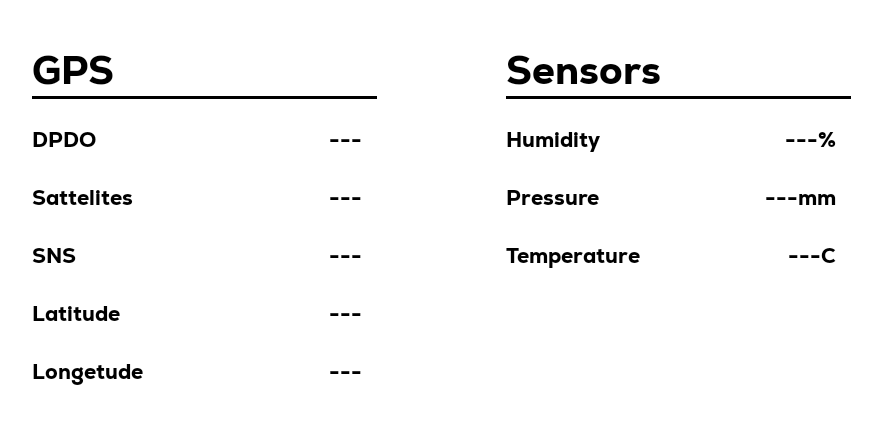
After one commit to micle333/Wheel_Robot_App, an Android app: the TelemetryActivity screen opened directly, with no data from a screen before it, on a phone screen of 824 x 412 dp (held sideways). The commit adds this screen. Shown: the top 424 px of the screen, without its empty margins (28-910 px from the left). Run offline under Robolectric (Android 15) with nearby library versions, the phone set to English and light mode, and no system bars; Roboto replaces fonts that are not available here.

Commit message:
worked_telemetr

```diff
--- a/Kortium/app/src/main/AndroidManifest.xml
+++ b/Kortium/app/src/main/AndroidManifest.xml
@@ -26,6 +26,8 @@
         </activity>
         <activity android:name=".MessagesActivity"
             android:screenOrientation="landscape"/>
+        <activity android:name=".TelemetryActivity"
+            android:screenOrientation="landscape"/>
         <meta-data
             android:name="preloaded_fonts"
             android:resource="@array/preloaded_fonts" />
--- a/Kortium/app/src/main/java/com/example/kortium/ConnectRunnable.java
+++ b/Kortium/app/src/main/java/com/example/kortium/ConnectRunnable.java
@@ -185,8 +185,35 @@ class ConnectRunnable implements Runnable { // Runnable для подключе
                 if (DataArray.length > 0) {
 
                     if (unpackedData.get(0).toString() == "ATMS"){
+                        Intent intent = new Intent("TELEMETRY_UPDATE");
                         Object Speed = DataArray[DataArray.length - 1];
                         activity.ChangeSpeed(Speed.toString());
+                        String satellitesValue = DataArray[DataArray.length - 3].toString();
+                        String snsModeValue = DataArray[DataArray.length - 2].toString();
+                        intent.putExtra("SATELLITES", satellitesValue);
+                        intent.putExtra("SNS_MODE", snsModeValue);
+                        activity.sendBroadcast(intent);
+                    }
+                    if (unpackedData.get(0).toString() == "ATMI"){
+                        Intent intent = new Intent("TELEMETRY_UPDATE");
+                        String humidityValue = DataArray[DataArray.length - 1].toString();
+                        String temperatureValue = DataArray[DataArray.length - 2].toString();
+                        String pressureValue = DataArray[DataArray.length - 3].toString();
+                        intent.putExtra("HUMIDITY", humidityValue);
+                        intent.putExtra("PRESSURE", pressureValue);
+                        intent.putExtra("TEMPERATURE", temperatureValue);
+                        activity.sendBroadcast(intent);
+                    }
+
+                    if (unpackedData.get(0).toString() == "FTM"){
+                        Intent intent = new Intent("TELEMETRY_UPDATE");
+                        String Altitude = DataArray[DataArray.length - 2].toString();
+                        String Longitude = DataArray[DataArray.length - 1].toString();
+                        String pdopValue = DataArray[DataArray.length - 3].toString();
+                        intent.putExtra("PDOP", pdopValue);
+                        intent.putExtra("ALTI", Altitude);
+                        intent.putExtra("LONGE", Longitude);
+                        activity.sendBroadcast(intent);
                     }
 
                     if (unpackedData.get(0).toString() == "ATMC"){
@@ -247,7 +274,7 @@ class ConnectRunnable implements Runnable { // Runnable для подключе
             }
         }
     }
-    private void closeConnection() {
+    public void closeConnection() {
         Logger logger = Logger.getLogger("SocketLogger");
         if (socket != null && !socket.isClosed()) {
             try {
@@ -264,8 +291,6 @@ class ConnectRunnable implements Runnable { // Runnable для подключе
                 e.printStackTrace();
             }
         }
-
-
     }
 
 
--- a/Kortium/app/src/main/java/com/example/kortium/MainActivity.java
+++ b/Kortium/app/src/main/java/com/example/kortium/MainActivity.java
@@ -88,6 +88,7 @@ public class MainActivity extends AppCompatActivity {
     // Переменная, чтобы отслеживать состояние кнопки
     final boolean[] leftIsToggled = {false};
     final boolean[] rightIsToggled = {false};
+    ViewGroup rootView;
 
 
     // Начальное изображение
@@ -141,6 +142,8 @@ public class MainActivity extends AppCompatActivity {
 
         mainFrame = findViewById(R.id.MainLayout);
         joystick= findViewById(R.id.joystick);
+        rootView = (ViewGroup) findViewById(R.id.MainLayout);
+
 
 //      Поворотники
         ImageButton leftTurnButton = findViewById(R.id.left_turn);
@@ -183,9 +186,7 @@ public class MainActivity extends AppCompatActivity {
                         DeactivateConnectingWindow();
                     } else {
                         try {
-
                             int port = Integer.parseInt(portText);
-
                             // Создайте экземпляр ConnectRunnable
                             connectRunnable.setIpAddressAndPort(ipAddress, port);
                             Thread thread = new Thread(connectRunnable);
@@ -377,7 +378,13 @@ public class MainActivity extends AppCompatActivity {
                     startActivity(intent);
                 } else if (id == R.id.action_disconnect) {
                     // Обработка нажатия на Settings
-                    Toast.makeText(MainActivity.this, "Settings clicked", Toast.LENGTH_SHORT).show();
+                    connectRunnable.addTask(() -> {
+                        connectRunnable.closeConnection();
+                    });
+                    Toast.makeText(MainActivity.this, "close connecting", Toast.LENGTH_SHORT).show();
+                } else if (id == R.id.telemetry) {
+                    Intent intent = new Intent(MainActivity.this, TelemetryActivity.class);
+                    startActivity(intent);
                 }
                 // Закрываем меню после нажатия
                 drawerLayout.closeDrawer(GravityCompat.START);
@@ -410,7 +417,7 @@ public class MainActivity extends AppCompatActivity {
             public void run() {
                 dimView.setVisibility(View.VISIBLE);
                 overlayForm.setVisibility(View.VISIBLE);
-                final ViewGroup rootView = (ViewGroup) findViewById(R.id.MainLayout);
+//
                 if (rootView != null) {
                     rootView.getViewTreeObserver().addOnGlobalLayoutListener(new ViewTreeObserver.OnGlobalLayoutListener() {
                         @Override
@@ -444,10 +451,8 @@ public class MainActivity extends AppCompatActivity {
 //                connecting_error.setVisibility(View.GONE);
                 error_frame.setVisibility(View.GONE);
 //
-                final ViewGroup rootView = (ViewGroup) findViewById(R.id.MainLayout);
-                if (rootView != null) {
-                    Blurry.delete(rootView);
-                }
+//                final ViewGroup rootView = (ViewGroup) findViewById(R.id.MainLayout);
+                Blurry.delete(rootView);
 //                outputView.setVisibility(View.VISIBLE);
 //                outputView.setText("Connected to " + ipAddress + ":" + port);
 
@@ -499,8 +504,11 @@ public class MainActivity extends AppCompatActivity {
                     }
                 });
             } catch (IOException e) {
+                logger.info("Cant close connection");
                 e.printStackTrace();
             }
+        } else {
+            logger.info("Cant close connection");
         }
     }
     public void logPacket(List<Byte> packet) {
--- /dev/null
+++ b/Kortium/app/src/main/java/com/example/kortium/TelemetryActivity.java
@@ -0,0 +1,128 @@
+package com.example.kortium;
+
+import android.content.BroadcastReceiver;
+import android.content.Context;
+import android.content.Intent;
+import android.content.IntentFilter;
+import android.os.Bundle;
+import android.view.View;
+import android.view.Window;
+import android.view.WindowManager;
+import android.widget.TextView;
+
+import androidx.appcompat.app.AppCompatActivity;
+
+public class TelemetryActivity extends AppCompatActivity {
+
+    private TextView pdopTextView, satellitesTextView, snsModeTextView, humidityTextView, pressureTextView, temperatureTextView,  longetudeTextView, altitudeTextView;
+
+    public String pdop, satellites, snsMode, altitude, longetude, humidity, pressure, temperature;
+    @Override
+    protected void onCreate(Bundle savedInstanceState) {
+        super.onCreate(savedInstanceState);
+        setContentView(R.layout.activity_telemetry);
+
+        pdopTextView = findViewById(R.id.pdopTextView);
+        satellitesTextView = findViewById(R.id.satellitesTextView);
+        snsModeTextView = findViewById(R.id.snsModeTextView);
+        altitudeTextView = findViewById(R.id.altitudeTextView);
+        longetudeTextView = findViewById(R.id.longetudeTextView);
+        humidityTextView = findViewById(R.id.humidityTextView);
+        pressureTextView = findViewById(R.id.pressureTextView);
+        temperatureTextView = findViewById(R.id.temperatureTextView);
+
+        // Убираем статус-бар и делаем фоном черный цвет
+        Window window = getWindow();
+        WindowManager.LayoutParams attrs = window.getAttributes();
+        attrs.flags |= WindowManager.LayoutParams.FLAG_FULLSCREEN;
+        window.setAttributes(attrs);
+
+        // Убираем системные панель
+        window.getDecorView().setSystemUiVisibility(
+                View.SYSTEM_UI_FLAG_LAYOUT_STABLE
+                        | View.SYSTEM_UI_FLAG_LAYOUT_FULLSCREEN
+                        | View.SYSTEM_UI_FLAG_HIDE_NAVIGATION
+                        | View.SYSTEM_UI_FLAG_IMMERSIVE_STICKY
+        );
+    }
+
+    private BroadcastReceiver telemetryReceiver = new BroadcastReceiver() {
+        @Override
+        public void onReceive(Context context, Intent intent) {
+            String pdop = intent.getStringExtra("PDOP");
+            String satellites = intent.getStringExtra("SATELLITES");
+            String snsMode = intent.getStringExtra("SNS_MODE");
+            String altitude = intent.getStringExtra("ALTI");
+            String longitude = intent.getStringExtra("LONGE");
+            String humidity = intent.getStringExtra("HUMIDITY");
+            String pressure = intent.getStringExtra("PRESSURE");
+            String temperature = intent.getStringExtra("TEMPERATURE");
+
+            // Проверяем, что пришли новые данные, если нет - оставляем старое значение
+            if (pdop != null) {
+                updatePdop(pdop);
+            }
+            if (satellites != null) {
+                updateSatellites(satellites);
+            }
+            if (snsMode != null) {
+                updateSnsMode(snsMode);
+            }
+            if (altitude != null && longitude != null) {
+                updateCoordinates(altitude, longitude);
+            }
+            if (humidity != null) {
+                updateHumidity(humidity);
+            }
+            if (pressure != null) {
+                updatePressure(pressure);
+            }
+            if (temperature != null) {
+                updateTemperature(temperature);
+            }
+        }
+    };
+
+    @Override
+    protected void onResume() {
+        super.onResume();
+        IntentFilter filter = new IntentFilter("TELEMETRY_UPDATE");
+        registerReceiver(telemetryReceiver, filter);
+    }
+
+    @Override
+    protected void onPause() {
+        super.onPause();
+        unregisterReceiver(telemetryReceiver);
+    }
+
+    // Методы для обновления данных в UI
+    public void updatePdop(String pdop) {
+        pdopTextView.setText(pdop);
+    }
+
+    public void updateSatellites(String satellites) {
+        satellitesTextView.setText(satellites);
+    }
+
+    public void updateSnsMode(String snsMode) {
+        snsModeTextView.setText(snsMode);
+    }
+
+    public void updateCoordinates(String alti, String longe) {
+        altitudeTextView.setText(alti);
+        longetudeTextView.setText(longe);
+    }
+
+    public void updateHumidity(String humidity) {
+        humidityTextView.setText(humidity + "%");
+    }
+
+    public void updatePressure(String pressure) {
+        pressureTextView.setText(pressure + "mm");
+    }
+
+    public void updateTemperature(String temperature) {
+        temperatureTextView.setText(temperature + "C");
+    }
+}
--- a/Kortium/app/src/main/res/layout/activity_main.xml
+++ b/Kortium/app/src/main/res/layout/activity_main.xml
@@ -229,7 +229,7 @@
         android:id="@+id/dim_view"
         android:layout_width="match_parent"
         android:layout_height="match_parent"
-        android:background="#80000000"
+        android:background="#C3000000"
         android:visibility="gone" />
 
     <!-- Плавающая форма для ввода IP и порта -->
--- /dev/null
+++ b/Kortium/app/src/main/res/layout/activity_telemetry.xml
@@ -0,0 +1,260 @@
+<?xml version="1.0" encoding="utf-8"?>
+<LinearLayout
+    xmlns:android="http://schemas.android.com/apk/res/android"
+    android:layout_width="match_parent"
+    android:layout_height="wrap_content"
+    android:orientation="horizontal"
+    android:gravity="top">
+
+    <!-- Первый RelativeLayout -->
+    <RelativeLayout
+        android:layout_width="300dp"
+        android:layout_height="wrap_content"
+        android:layout_marginEnd="16dp"
+        android:padding="30dp"
+        > <!-- Дистанция между элементами -->
+
+        <TextView
+            android:id="@+id/GPS_titile"
+            android:paddingLeft="10dp"
+            android:layout_width="wrap_content"
+            android:layout_height="wrap_content"
+            android:fontFamily="@font/nexa_heavy"
+            android:text="GPS"
+            android:textColor="@color/black"
+            android:layout_alignParentStart="true"
+            android:textSize="26sp" />
+        <View
+            android:layout_width="match_parent"
+            android:layout_height="2dp"
+            android:layout_below="@id/GPS_titile"
+            android:layout_marginTop="0dp"
+            android:layout_marginLeft="10dp"
+            android:background="@color/black" />
+
+        <TextView
+            android:id="@+id/DPDO_title"
+            android:paddingTop="20dp"
+            android:paddingLeft="10dp"
+            android:paddingBottom="10dp"
+            android:layout_width="wrap_content"
+            android:layout_height="wrap_content"
+            android:fontFamily="@font/nexa_heavy"
+            android:text="DPDO"
+            android:textColor="@color/black"
+            android:layout_below="@+id/GPS_titile"
+            android:layout_alignParentStart="true"
+            android:textSize="14sp" />
+
+        <!-- Второе TextView, прижато к правой стороне -->
+        <TextView
+            android:id="@+id/pdopTextView"
+            android:paddingTop="20dp"
+            android:paddingLeft="10dp"
+            android:paddingBottom="10dp"
+            android:paddingEnd="10dp"
+            android:layout_width="wrap_content"
+            android:layout_height="wrap_content"
+            android:fontFamily="@font/nexa_heavy"
+            android:text="---"
+            android:layout_below="@+id/GPS_titile"
+            android:textColor="@color/black"
+            android:layout_alignParentEnd="true"
+            android:textSize="14sp" />
+
+        <TextView
+            android:id="@+id/Sattelites_title"
+            android:padding="10dp"
+            android:layout_width="wrap_content"
+            android:layout_height="wrap_content"
+            android:fontFamily="@font/nexa_heavy"
+            android:layout_below="@+id/pdopTextView"
+            android:text="Sattelites"
+            android:textColor="@color/black"
+            android:layout_alignParentStart="true"
+            android:textSize="14sp" />
+        <TextView
+            android:id="@+id/satellitesTextView"
+            android:padding="10dp"
+            android:layout_width="wrap_content"
+            android:layout_height="wrap_content"
+            android:fontFamily="@font/nexa_heavy"
+            android:text="---"
+            android:layout_below="@+id/pdopTextView"
+            android:textColor="@color/black"
+            android:layout_alignParentEnd="true"
+            android:textSize="14sp" />
+
+        <TextView
+            android:id="@+id/SNS_title"
+            android:padding="10dp"
+            android:layout_width="wrap_content"
+            android:layout_height="wrap_content"
+            android:fontFamily="@font/nexa_heavy"
+            android:layout_below="@+id/satellitesTextView"
+            android:text="SNS"
+            android:textColor="@color/black"
+            android:layout_alignParentStart="true"
+            android:textSize="14sp" />
+        <TextView
+            android:id="@+id/snsModeTextView"
+            android:padding="10dp"
+            android:layout_width="wrap_content"
+            android:layout_height="wrap_content"
+            android:fontFamily="@font/nexa_heavy"
+            android:text="---"
+            android:layout_below="@+id/satellitesTextView"
+            android:textColor="@color/black"
+            android:layout_alignParentEnd="true"
+            android:textSize="14sp" />
+
+        <TextView
+            android:id="@+id/Lat_title"
+            android:padding="10dp"
+            android:layout_width="wrap_content"
+            android:layout_height="wrap_content"
+            android:fontFamily="@font/nexa_heavy"
+            android:layout_below="@+id/snsModeTextView"
+            android:text="Latitude"
+            android:textColor="@color/black"
+            android:layout_alignParentStart="true"
+            android:textSize="14sp" />
+        <TextView
+            android:id="@+id/altitudeTextView"
+            android:padding="10dp"
+            android:layout_width="wrap_content"
+            android:layout_height="wrap_content"
+            android:fontFamily="@font/nexa_heavy"
+            android:text="---"
+            android:layout_below="@+id/snsModeTextView"
+            android:textColor="@color/black"
+            android:layout_alignParentEnd="true"
+            android:textSize="14sp" />
+
+        <TextView
+            android:id="@+id/Lon_titile"
+            android:padding="10dp"
+            android:layout_width="wrap_content"
+            android:layout_height="wrap_content"
+            android:fontFamily="@font/nexa_heavy"
+            android:layout_below="@+id/altitudeTextView"
+            android:text="Longetude"
+            android:textColor="@color/black"
+            android:layout_alignParentStart="true"
+            android:textSize="14sp" />
+        <TextView
+            android:id="@+id/longetudeTextView"
+            android:padding="10dp"
+            android:layout_width="wrap_content"
+            android:layout_height="wrap_content"
+            android:fontFamily="@font/nexa_heavy"
+            android:text="---"
+            android:layout_below="@+id/altitudeTextView"
+            android:textColor="@color/black"
+            android:layout_alignParentEnd="true"
+            android:textSize="14sp" />
+    </RelativeLayout>
+
+    <!-- Второй RelativeLayout -->
+    <RelativeLayout
+        android:layout_width="300dp"
+        android:layout_height="wrap_content"
+        android:padding="30dp">
+
+        <TextView
+            android:id="@+id/Sensors_titile"
+            android:paddingLeft="10dp"
+            android:layout_width="wrap_content"
+            android:layout_height="wrap_content"
+            android:fontFamily="@font/nexa_heavy"
+            android:text="Sensors"
+            android:textColor="@color/black"
+            android:layout_alignParentStart="true"
+            android:textSize="26sp" />
+
+        <View
+            android:layout_width="match_parent"
+            android:layout_height="2dp"
+            android:layout_below="@id/Sensors_titile"
+            android:layout_marginTop="0dp"
+            android:background="@color/black"
+            android:layout_marginLeft="10dp"/>
+
+        <TextView
+            android:id="@+id/humidity_titile"
+            android:paddingTop="20dp"
+            android:paddingLeft="10dp"
+            android:paddingBottom="10dp"
+            android:layout_width="wrap_content"
+            android:layout_height="wrap_content"
+            android:fontFamily="@font/nexa_heavy"
+            android:layout_below="@+id/Sensors_titile"
+            android:text="Humidity"
+            android:textColor="@color/black"
+            android:layout_alignParentStart="true"
+            android:textSize="14sp" />
+        <TextView
+            android:id="@+id/humidityTextView"
+            android:paddingTop="20dp"
+            android:paddingLeft="10dp"
+            android:paddingBottom="10dp"
+            android:paddingEnd="10dp"
+            android:layout_width="wrap_content"
+            android:layout_height="wrap_content"
+            android:fontFamily="@font/nexa_heavy"
+            android:text="---%"
+            android:layout_below="@+id/Sensors_titile"
+            android:textColor="@color/black"
+            android:layout_alignParentEnd="true"
+            android:textSize="14sp" />
+
+
+        <TextView
+            android:id="@+id/Pressure_titile"
+            android:padding="10dp"
+            android:layout_width="wrap_content"
+            android:layout_height="wrap_content"
+            android:fontFamily="@font/nexa_heavy"
+            android:layout_below="@+id/humidityTextView"
+            android:text="Pressure"
+            android:textColor="@color/black"
+            android:layout_alignParentStart="true"
+            android:textSize="14sp" />
+        <TextView
+            android:id="@+id/pressureTextView"
+            android:padding="10dp"
+            android:layout_width="wrap_content"
+            android:layout_height="wrap_content"
+            android:fontFamily="@font/nexa_heavy"
+            android:text="---mm"
+            android:layout_below="@+id/humidityTextView"
+            android:textColor="@color/black"
+            android:layout_alignParentEnd="true"
+            android:textSize="14sp" />
+
+        <TextView
+            android:id="@+id/temperature_title"
+            android:padding="10dp"
+            android:layout_width="wrap_content"
+            android:layout_height="wrap_content"
+            android:fontFamily="@font/nexa_heavy"
+            android:layout_below="@+id/Pressure_titile"
+            android:text="Temperature"
+            android:textColor="@color/black"
+            android:layout_alignParentStart="true"
+            android:textSize="14sp" />
+        <TextView
+            android:id="@+id/temperatureTextView"
+            android:padding="10dp"
+            android:layout_width="wrap_content"
+            android:layout_height="wrap_content"
+            android:fontFamily="@font/nexa_heavy"
+            android:text="---C"
+            android:layout_below="@+id/Pressure_titile"
+            android:textColor="@color/black"
+            android:layout_alignParentEnd="true"
+            android:textSize="14sp" />
+        <!-- Ваши элементы внутри RelativeLayout -->
+    </RelativeLayout>
+
+</LinearLayout>
```
Also changed, not shown: Kortium/app/src/main/res/drawable/settings.png, 7 other files.
